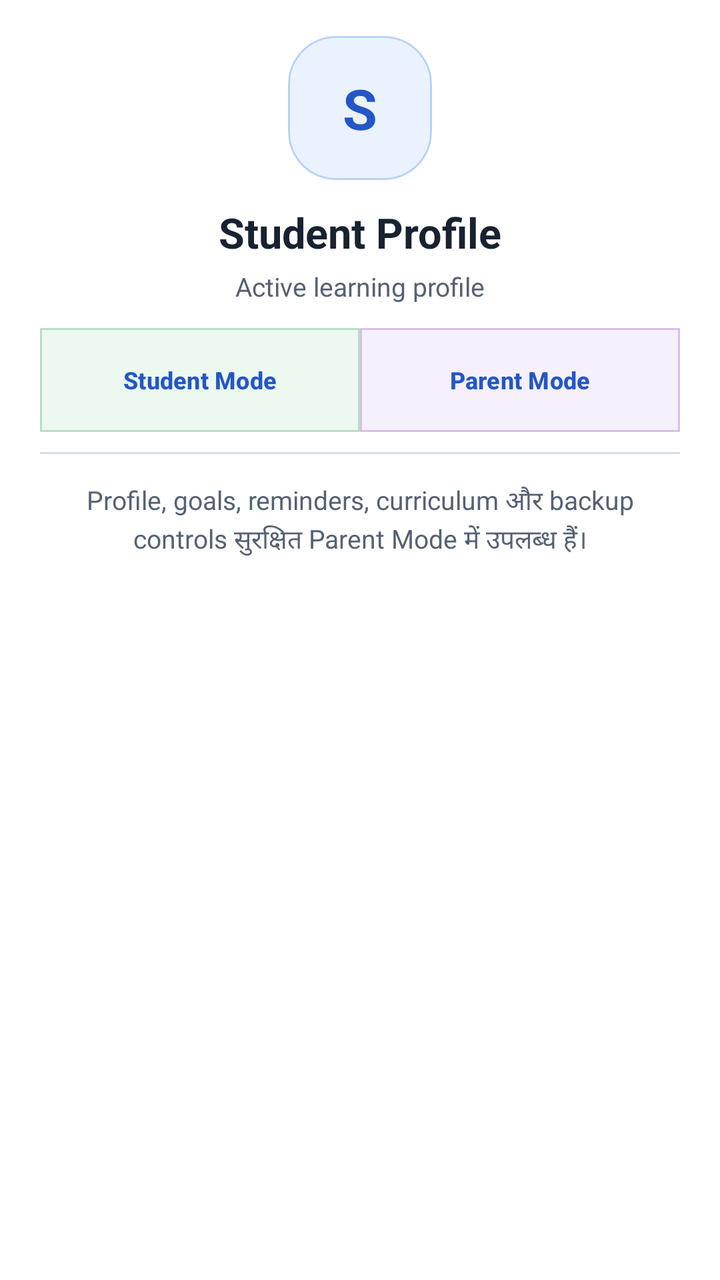
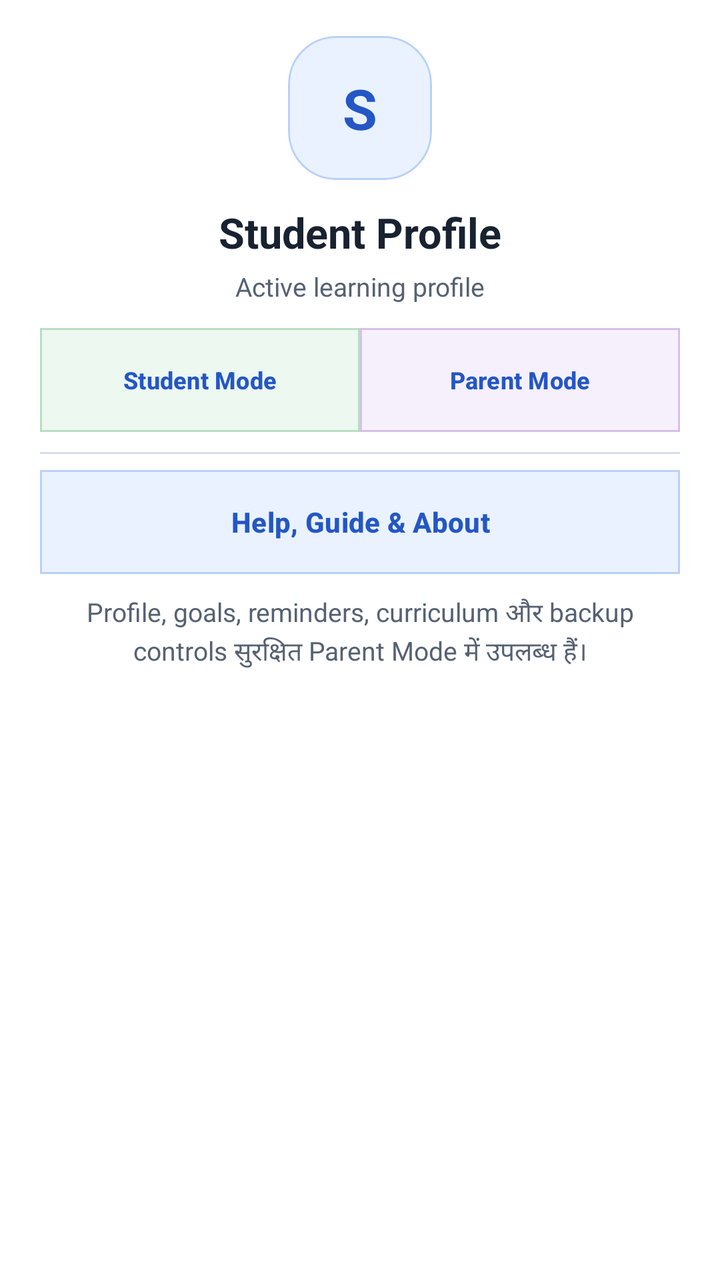

Screens rendered from an Android XML layout before and after an edit, with the pre-edit source and the edit as a unified diff.
<!-- AndroidManifest.xml: application theme Theme.StudySaathi -->
<!-- res/layout/drawer_dashboard_profile.xml -->
<?xml version="1.0" encoding="utf-8"?>
<ScrollView
    xmlns:android="http://schemas.android.com/apk/res/android"
    xmlns:app="http://schemas.android.com/apk/res-auto"
    android:layout_width="match_parent"
    android:layout_height="match_parent"
    android:background="@color/ss_surface"
    android:fillViewport="true">

    <LinearLayout
        android:layout_width="match_parent"
        android:layout_height="wrap_content"
        android:orientation="vertical"
        android:paddingStart="20dp"
        android:paddingTop="18dp"
        android:paddingEnd="20dp"
        android:paddingBottom="28dp">

        <com.google.android.material.card.MaterialCardView
            android:layout_width="72dp"
            android:layout_height="72dp"
            android:layout_gravity="center_horizontal"
            app:cardBackgroundColor="@color/ss_blue_soft"
            app:cardCornerRadius="24dp"
            app:cardElevation="0dp"
            app:strokeColor="@color/ss_blue_border"
            app:strokeWidth="1dp">

            <TextView
                android:id="@+id/textDrawerProfileInitial"
                android:layout_width="match_parent"
                android:layout_height="match_parent"
                android:fontFamily="sans-serif-rounded"
                android:gravity="center"
                android:text="S"
                android:textColor="@color/ss_primary"
                android:textSize="28sp"
                android:textStyle="bold" />

        </com.google.android.material.card.MaterialCardView>

        <TextView
            android:id="@+id/textDrawerProfileName"
            android:layout_width="match_parent"
            android:layout_height="wrap_content"
            android:layout_marginTop="12dp"
            android:fontFamily="sans-serif-rounded"
            android:gravity="center"
            android:text="Student Profile"
            android:textColor="@color/ss_text_primary"
            android:textSize="21sp"
            android:textStyle="bold" />

        <TextView
            android:id="@+id/textDrawerProfileDetails"
            android:layout_width="match_parent"
            android:layout_height="wrap_content"
            android:layout_marginTop="4dp"
            android:gravity="center"
            android:text="Active learning profile"
            android:textColor="@color/ss_text_secondary"
            android:textSize="13sp" />

        <LinearLayout
            android:layout_width="match_parent"
            android:layout_height="wrap_content"
            android:layout_marginTop="12dp"
            android:orientation="horizontal">

            <com.google.android.material.button.MaterialButton
                android:id="@+id/buttonDrawerStudentMode"
                style="@style/Widget.StudySaathi.Button.DrawerCompact"
                android:layout_width="0dp"
                android:layout_height="wrap_content"
                android:layout_marginEnd="0dp"
                android:layout_weight="1"
                android:text="Student Mode"
                android:textAllCaps="false"
                android:textSize="12sp"
                app:backgroundTint="@color/ss_green_soft"
                app:strokeColor="@color/ss_green_border" />

            <com.google.android.material.button.MaterialButton
                android:id="@+id/buttonDrawerParentMode"
                style="@style/Widget.StudySaathi.Button.DrawerCompact"
                android:layout_width="0dp"
                android:layout_height="wrap_content"
                android:layout_marginStart="0dp"
                android:layout_weight="1"
                android:text="Parent Mode"
                android:textAllCaps="false"
                android:textSize="12sp"
                app:backgroundTint="@color/ss_purple_soft"
                app:strokeColor="@color/ss_purple_border" />

        </LinearLayout>

        <View
            android:layout_width="match_parent"
            android:layout_height="1dp"
            android:layout_marginTop="10dp"
            android:background="@color/ss_outline" />

        <TextView
            android:layout_width="match_parent"
            android:layout_height="wrap_content"
            android:layout_marginTop="14dp"
            android:gravity="center"
            android:lineSpacingExtra="2dp"
            android:text="Profile, goals, reminders, curriculum और backup controls सुरक्षित Parent Mode में उपलब्ध हैं।"
            android:textColor="@color/ss_text_secondary"
            android:textSize="13sp" />

    </LinearLayout>

</ScrollView>
<!-- resources referenced by this layout -->
<resources>
  <color name="ss_blue_border">#B8D1FA</color>
  <color name="ss_blue_soft">#EAF2FF</color>
  <color name="ss_green_border">#B7DEC2</color>
  <color name="ss_green_soft">#ECF8F0</color>
  <color name="ss_outline">#D6DEE9</color>
  <color name="ss_primary">#2457C5</color>
  <color name="ss_purple_border">#D6C0E8</color>
  <color name="ss_purple_soft">#F6F0FC</color>
  <color name="ss_surface">#FFFFFF</color>
  <color name="ss_text_primary">#182230</color>
  <color name="ss_text_secondary">#566273</color>
  <style name="Widget.StudySaathi.Button.DrawerCompact" parent="Widget.StudySaathi.Button.Outlined">
          <item name="cornerRadius">0dp</item>
          <item name="android:minHeight">52dp</item>
          <item name="android:insetTop">0dp</item>
          <item name="android:insetBottom">0dp</item>
      </style>
  <style name="Widget.StudySaathi.Button.Outlined" parent="Widget.Material3.Button.OutlinedButton">
          <item name="cornerRadius">18dp</item>
          <item name="android:minHeight">56dp</item>
          <item name="android:textStyle">bold</item>
          <item name="strokeColor">@color/ss_outline_strong</item>
          <item name="android:textColor">@color/ss_primary</item>
      </style>
  <color name="ss_on_primary">#FFFFFF</color>
  <color name="ss_primary_dark">#173F99</color>
  <color name="ss_secondary">#087F8C</color>
  <color name="ss_on_secondary">#FFFFFF</color>
  <color name="ss_teal_soft">#EAF8F8</color>
  <color name="ss_tertiary">#8A5A00</color>
  <color name="ss_on_tertiary">#FFFFFF</color>
  <color name="ss_yellow_soft">#FFF8E8</color>
  <color name="ss_background">#F7F9FC</color>
  <color name="ss_surface_soft">#F0F4FA</color>
  <color name="ss_error">#BA1A1A</color>
  <color name="white">#FFFFFFFF</color>
  <color name="ss_red_soft">#FFF0F0</color>
  <!-- drawable bg_app_soft_mix (drawable) -->
  <?xml version="1.0" encoding="utf-8"?>
  <shape xmlns:android="http://schemas.android.com/apk/res/android"
      android:shape="rectangle">
  
      <gradient
          android:angle="270"
          android:centerColor="#F2FBF3"
          android:endColor="#EEF7FF"
          android:startColor="#FFF2F2"
          android:type="linear" />
  
  </shape>
  <color name="ss_outline_strong">#B9C5D5</color>
  <!-- unchanged entries left out for length: 1 -->
</resources>

<!-- the commit's change to res/layout/drawer_dashboard_profile.xml (unified diff, before → after) -->
@@ -101,10 +101,22 @@
             android:layout_marginTop="10dp"
             android:background="@color/ss_outline" />
 
+        <com.google.android.material.button.MaterialButton
+            android:id="@+id/buttonDrawerHelp"
+            style="@style/Widget.StudySaathi.Button.DrawerCompact"
+            android:layout_width="match_parent"
+            android:layout_height="wrap_content"
+            android:layout_marginTop="8dp"
+            android:gravity="center"
+            android:text="Help, Guide &amp; About"
+            android:textAllCaps="false"
+            app:backgroundTint="@color/ss_blue_soft"
+            app:strokeColor="@color/ss_blue_border" />
+
         <TextView
             android:layout_width="match_parent"
             android:layout_height="wrap_content"
-            android:layout_marginTop="14dp"
+            android:layout_marginTop="10dp"
             android:gravity="center"
             android:lineSpacingExtra="2dp"
             android:text="Profile, goals, reminders, curriculum और backup controls सुरक्षित Parent Mode में उपलब्ध हैं।"
